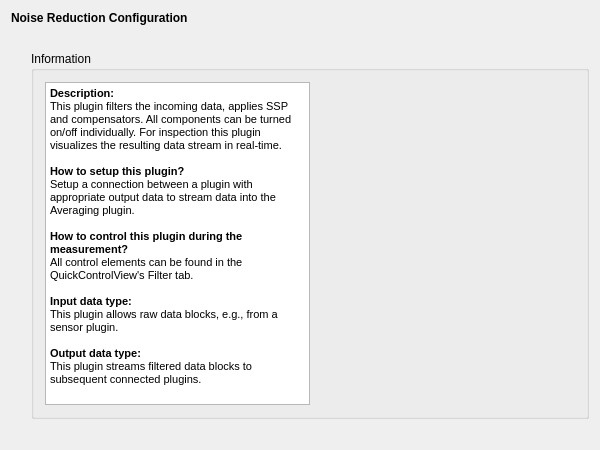
mne-tools/mne-cpp, file applications/mne_scan/plugins/noisereduction/FormFiles/noisereductionsetup.ui: the form before one commit.
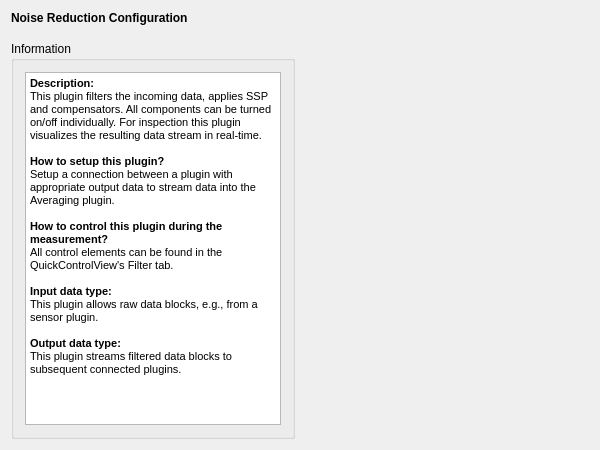
The form after the commit.

Commit message: MAINT: About UI page cleanup

The edit to the form file:
```diff
--- a/applications/mne_scan/plugins/noisereduction/FormFiles/noisereductionsetup.ui
+++ b/applications/mne_scan/plugins/noisereduction/FormFiles/noisereductionsetup.ui
@@ -38,15 +38,34 @@
      <property name="sizeHint" stdset="0">
       <size>
        <width>20</width>
-       <height>20</height>
+       <height>10</height>
       </size>
      </property>
     </spacer>
    </item>
    <item>
     <layout class="QGridLayout" name="m_qGridLayout_main">
-     <item row="0" column="1" rowspan="2" colspan="2">
+     <item row="1" column="1">
+      <spacer name="m_qVerticalSpacer_LeftRow">
+       <property name="orientation">
+        <enum>Qt::Vertical</enum>
+       </property>
+       <property name="sizeHint" stdset="0">
+        <size>
+         <width>20</width>
+         <height>40</height>
+        </size>
+       </property>
+      </spacer>
+     </item>
+     <item row="1" column="0">
       <widget class="QGroupBox" name="m_qGroupBox_Information">
+       <property name="maximumSize">
+        <size>
+         <width>16777215</width>
+         <height>16777215</height>
+        </size>
+       </property>
        <property name="title">
         <string>Information</string>
        </property>
@@ -75,24 +94,11 @@
           </property>
          </widget>
         </item>
-        <item row="0" column="1">
-         <spacer name="horizontalSpacer">
-          <property name="orientation">
-           <enum>Qt::Horizontal</enum>
-          </property>
-          <property name="sizeHint" stdset="0">
-           <size>
-            <width>40</width>
-            <height>20</height>
-           </size>
-          </property>
-         </spacer>
-        </item>
        </layout>
       </widget>
      </item>
-     <item row="2" column="1">
-      <spacer name="m_qHorizontalSpacer_About">
+     <item row="1" column="2">
+      <spacer name="horizontalSpacer">
        <property name="orientation">
         <enum>Qt::Horizontal</enum>
        </property>
@@ -104,19 +110,6 @@
        </property>
       </spacer>
      </item>
-     <item row="1" column="0">
-      <spacer name="m_qVerticalSpacer_LeftRow">
-       <property name="orientation">
-        <enum>Qt::Vertical</enum>
-       </property>
-       <property name="sizeHint" stdset="0">
-        <size>
-         <width>20</width>
-         <height>40</height>
-        </size>
-       </property>
-      </spacer>
-     </item>
     </layout>
    </item>
   </layout>
```
The commit also changes 58 other files.
